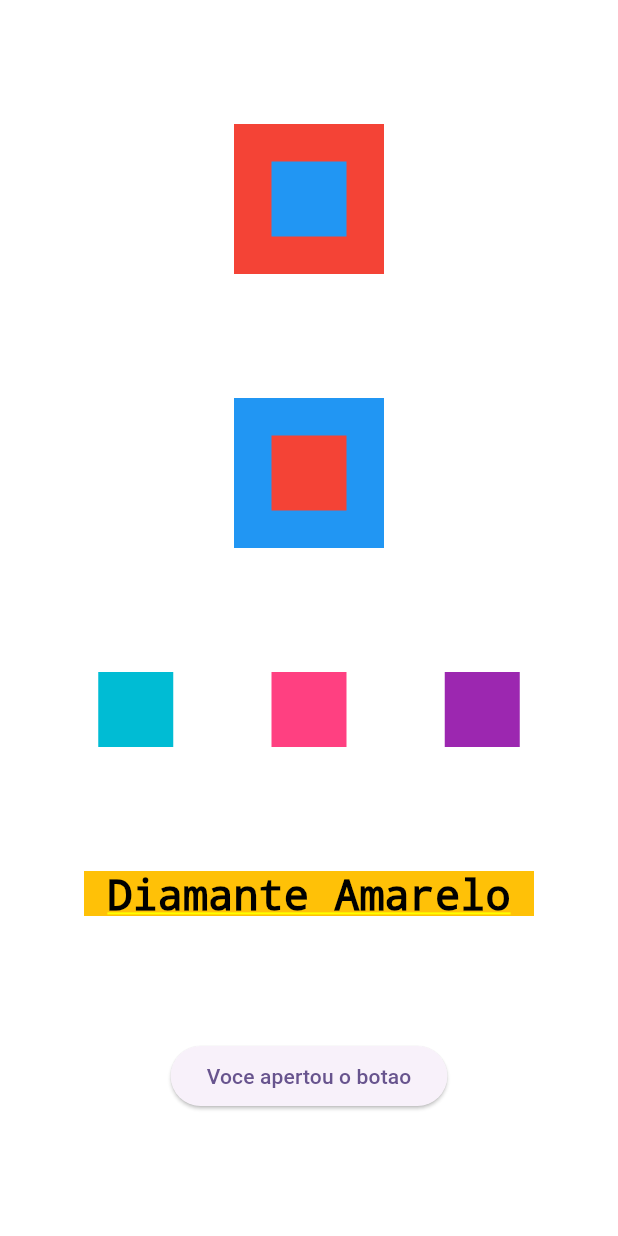
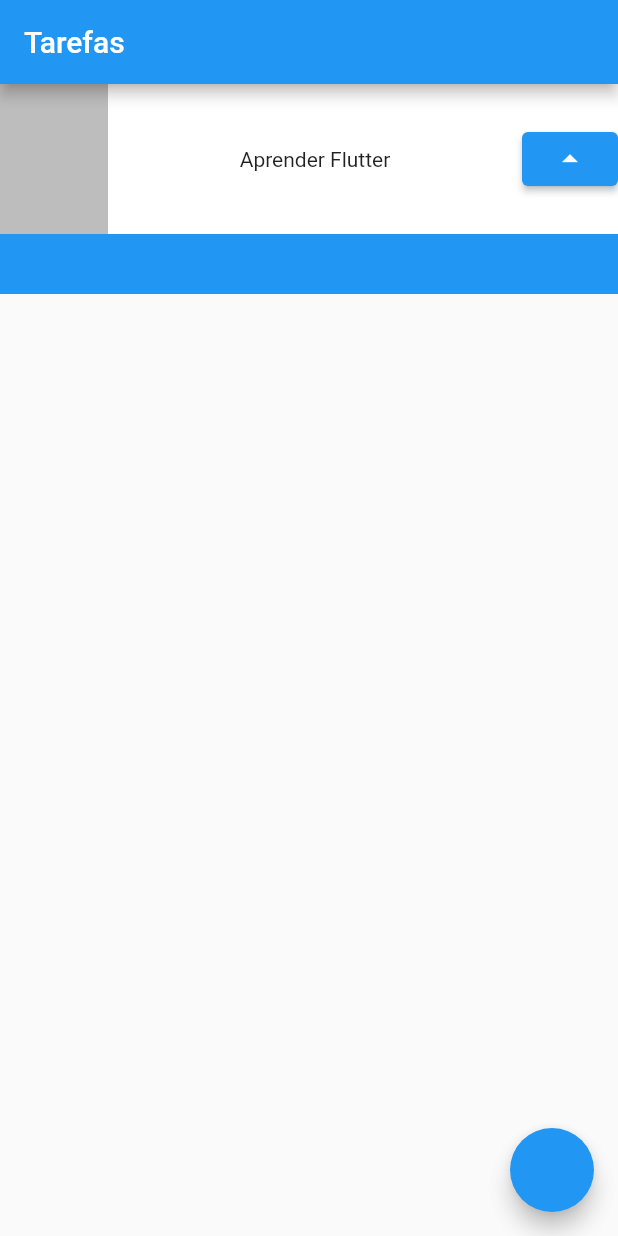
Before and after one commit to fabiojmj/flutter, a Flutter app: the screen it shows after launch, on a phone screen of 412 x 824 dp. Run offline on Flutter 3.47's test engine with Material 2 defaults, Android fonts, the phone set to English and light mode, and no system bars.

Commit message:
Implementando o layout

```diff
--- a/lib/main.dart
+++ b/lib/main.dart
@@ -13,61 +13,40 @@ class MyApp extends StatelessWidget {
     return MaterialApp(
         title: 'Flutter Demo',
         theme: ThemeData(
-          colorScheme: ColorScheme.fromSeed(seedColor: Colors.deepPurple),
-          useMaterial3: true,
-        ),
-        home: Container(
-          color: Colors.white,
-          child: Column(
-            mainAxisAlignment: MainAxisAlignment.spaceEvenly,
-            crossAxisAlignment: CrossAxisAlignment.center,
-            children: [
-              Stack(
-                alignment: AlignmentDirectional.center,
-                children: [
-                  Container(color: Colors.red, width: 100, height: 100),
-                  Container(color: Colors.blue, width: 50, height: 50)
-                ],
+            //colorScheme: ColorScheme.fromSeed(seedColor: Colors.deepPurple),
+            //useMaterial3: true,
+            ),
+        home: Scaffold(
+          appBar: AppBar(
+            title: Text("Tarefas"),
+          ),
+          body: Container(
+              child: Stack(children: [
+            Container(
+              color: Colors.blue,
+              height: 140,
+            ),
+            Container(
+                color: Colors.white,
+                height: 100,
+                child: Row(
+                  mainAxisAlignment: MainAxisAlignment.spaceBetween,
+                    children: [
+                  Container(
+                    color: Colors.black26,
+                    width: 72,
+                    height: 100,
+                  ),
+                  Text('Aprender Flutter'),
+                  ElevatedButton(onPressed: (){}, child: Icon(Icons.arrow_drop_up))
+                ])
+            )
+          ])
+              //color: Colors.black,
               ),
-              Stack(alignment: AlignmentDirectional.center, children: [
-                Container(color: Colors.blue, width: 100, height: 100),
-                Container(color: Colors.red, width: 50, height: 50)
-              ]),
-              Row(
-                  mainAxisAlignment: MainAxisAlignment.spaceEvenly,
-                  crossAxisAlignment: CrossAxisAlignment.center,
-                  children: [
-                    Container(
-                      color: Colors.cyan,
-                      width: 50,
-                      height: 50,
-                    ),
-                    Container(
-                      color: Colors.pinkAccent,
-                      width: 50,
-                      height: 50,
-                    ),
-                    Container(
-                      color: Colors.purple,
-                      width: 50,
-                      height: 50,
-                    ),
-                  ]),
-              Container(
-                color: Colors.amber,
-                height: 30,
-                width: 300,
-                child:
-                Text('Diamante Amarelo',
-                  textAlign: TextAlign.center,
-                  style: TextStyle(color: Colors.black, fontSize: 28),),
-              ),
-              ElevatedButton(onPressed: () {
-                print('Aperte o botão');
-              }, child: Text('Voce apertou o botao'))
-            ],
+          floatingActionButton: FloatingActionButton(
+            onPressed: () {},
           ),
-
         ));
   }
 }
```
